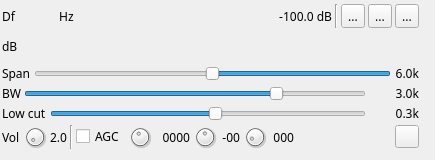
This is plugins/channelrx/demodssb/ssbdemodgui.ui in f4exb/sdrangel as Qt 5 draws it before an edit. The edited form follows.
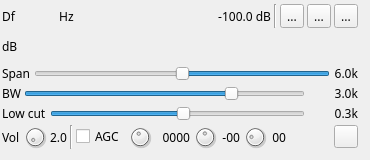
This is the edited form. Icons and pictures are not drawn. Custom widgets are drawn as their Qt base class.

Patch:
```diff
--- a/plugins/channelrx/demodssb/ssbdemodgui.ui
+++ b/plugins/channelrx/demodssb/ssbdemodgui.ui
@@ -6,7 +6,7 @@
    <rect>
     <x>0</x>
     <y>0</y>
-    <width>435</width>
+    <width>370</width>
     <height>160</height>
    </rect>
   </property>
@@ -36,7 +36,7 @@
     <rect>
      <x>0</x>
      <y>0</y>
-     <width>421</width>
+     <width>360</width>
      <height>151</height>
     </rect>
    </property>
@@ -568,13 +568,13 @@
          <string>Set threshiold gate (ms)</string>
         </property>
         <property name="maximum">
-         <number>50</number>
+         <number>20</number>
         </property>
         <property name="pageStep">
          <number>1</number>
         </property>
         <property name="value">
-         <number>5</number>
+         <number>4</number>
         </property>
        </widget>
       </item>
@@ -582,7 +582,7 @@
        <widget class="QLabel" name="agcThresholdGateText">
         <property name="minimumSize">
          <size>
-          <width>24</width>
+          <width>16</width>
           <height>0</height>
          </size>
         </property>
@@ -590,7 +590,7 @@
          <string>Threshiold gate (ms)</string>
         </property>
         <property name="text">
-         <string>000</string>
+         <string>00</string>
         </property>
         <property name="alignment">
          <set>Qt::AlignRight|Qt::AlignTrailing|Qt::AlignVCenter</set>
```
